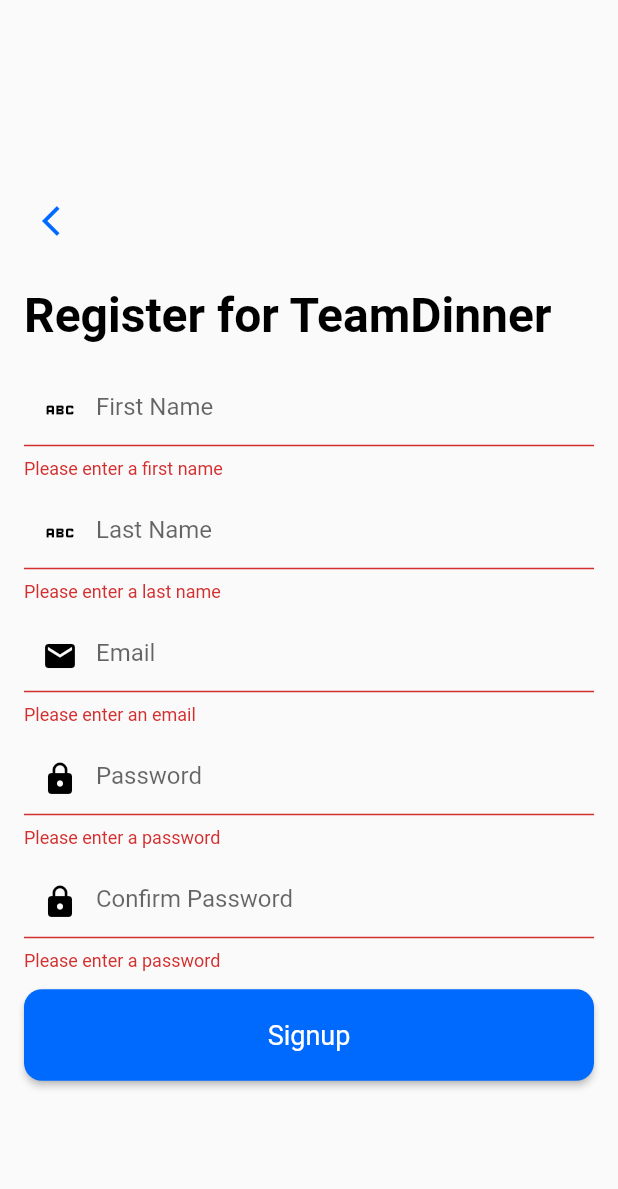
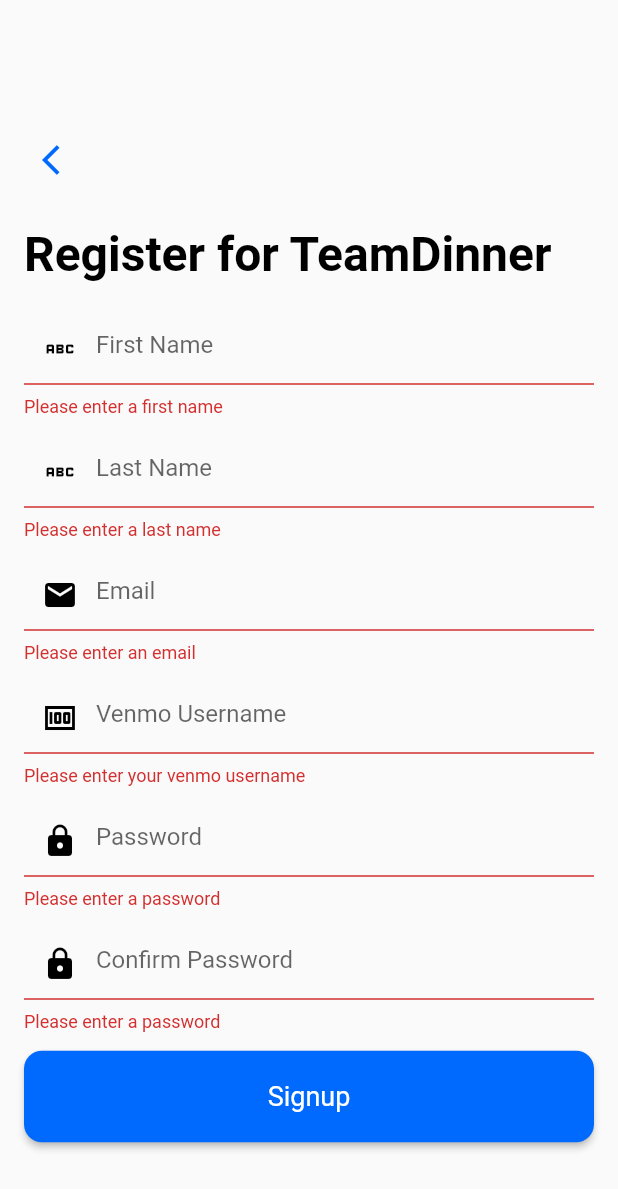
Before and after one commit to joshbl-dev/TeamDinner-JIB-2341, a Flutter app: the SignUpPage screen opened directly, after a tap on "Signup", on a phone screen of 412 x 824 dp. Shown: the top 1189 px of the screen. Run offline on Flutter 3.47's test engine with Material 2 defaults, Android fonts, the phone set to English and light mode, and no system bars; our stand-ins replace flutter_secure_storage, google_nav_bar; missing offline and left inert: flutter_polls; accounts and stored records are empty.

Commit message:
Update signup_form.dart
Venmo Prompt for signup

```diff
--- a/frontend/lib/widgets/signup_form.dart
+++ b/frontend/lib/widgets/signup_form.dart
@@ -20,6 +20,7 @@ class SignupFormState extends State<SignupForm> {
   final emailController = TextEditingController();
   final passwordController = TextEditingController();
   final confirmPasswordController = TextEditingController();
+  final venmoController = TextEditingController();
 
   @override
   void dispose() {
@@ -28,6 +29,7 @@ class SignupFormState extends State<SignupForm> {
     firstNameController.dispose();
     lastNameController.dispose();
     confirmPasswordController.dispose();
+    venmoController.dispose();
     super.dispose();
   }
 
@@ -85,6 +87,23 @@ class SignupFormState extends State<SignupForm> {
               decoration: const InputDecoration(
                 hintText: "Email",
                 prefixIcon: Icon(Icons.mail, color: Colors.black),
+              ),
+            ),
+          ),
+          Padding(
+            padding: const EdgeInsets.only(bottom: 12.0),
+            child: TextFormField(
+              controller: venmoController,
+              validator: (value) {
+                if (value == null || value.isEmpty) {
+                  return "Please enter your venmo username";
+                }
+                return null;
+              },
+              keyboardType: TextInputType.emailAddress,
+              decoration: const InputDecoration(
+                hintText: "Venmo Username",
+                prefixIcon: Icon(Icons.money, color: Colors.black),
               ),
             ),
           ),
@@ -175,5 +194,6 @@ class SignupFormState extends State<SignupForm> {
     emailController.clear();
     passwordController.clear();
     confirmPasswordController.clear();
+    venmoController.clear();
   }
 }
```
